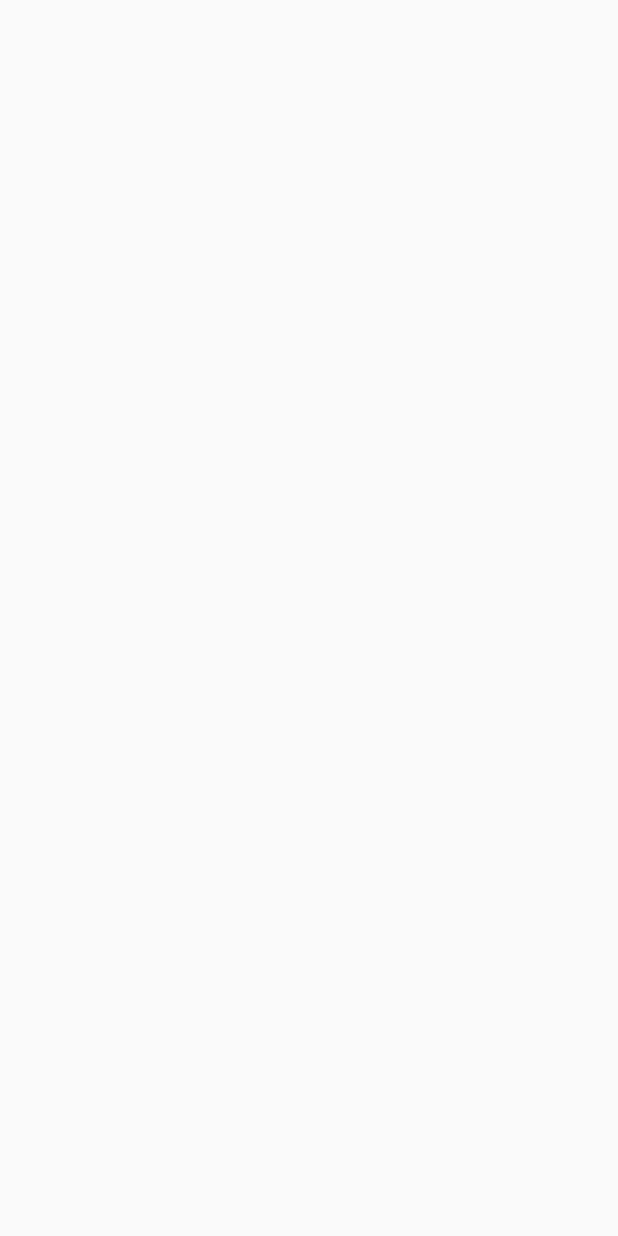
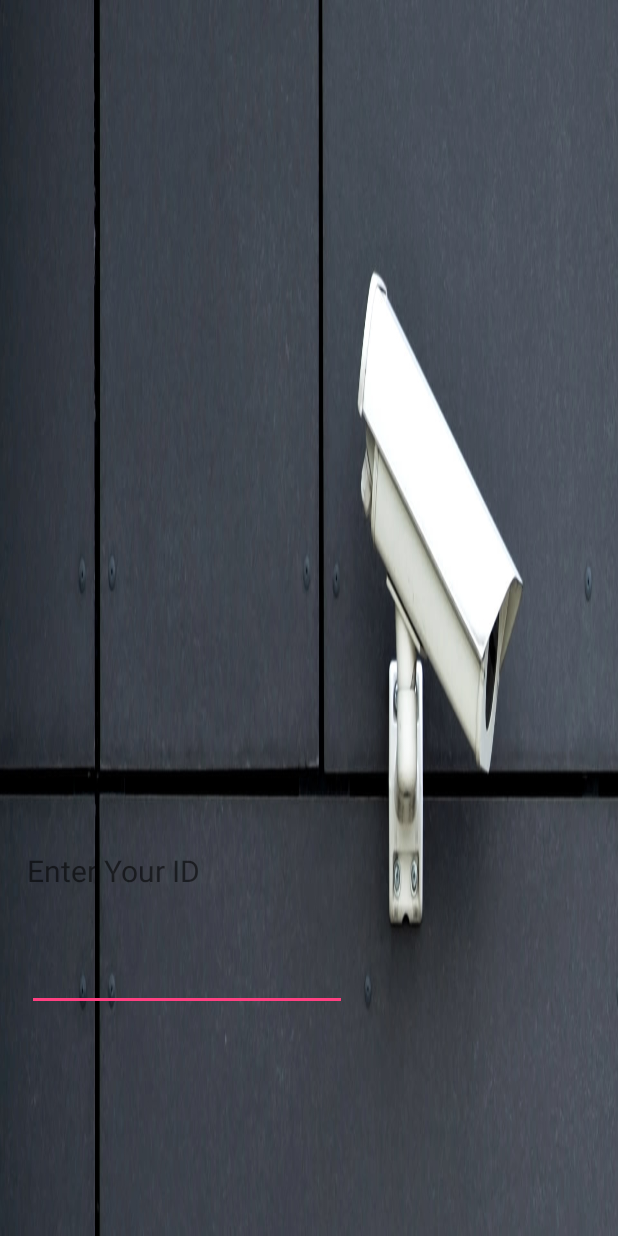
Before and after one commit to anamikagit/CardViewUI, an Android app: the LoginActivity screen opened directly, with no data from a screen before it, on a phone screen of 412 x 824 dp. Before the commit the screen is empty. Run offline under Robolectric (Android 15) with nearby library versions, the phone set to English and light mode, and no system bars.

Commit message:
adding login xml

```diff
--- a/app/src/main/java/com/example/anamika/cardviewui/ApiClient.java
+++ b/app/src/main/java/com/example/anamika/cardviewui/ApiClient.java
@@ -18,7 +18,7 @@ public class ApiClient {
 
         Retrofit retrofit = new Retrofit
                 .Builder()
-                .baseUrl("")
+//                .baseUrl("")
                 .client(okHttpClient)
                 .addConverterFactory(GsonConverterFactory.create())
                 .build();
--- a/app/src/main/java/com/example/anamika/cardviewui/LoginActivity.java
+++ b/app/src/main/java/com/example/anamika/cardviewui/LoginActivity.java
@@ -2,12 +2,18 @@ package com.example.anamika.cardviewui;
 
 import android.support.v7.app.AppCompatActivity;
 import android.os.Bundle;
+import android.widget.EditText;
+import android.widget.TextView;
 
 public class LoginActivity extends AppCompatActivity {
-
+EditText edtPwd;
+TextView textView;
     @Override
     protected void onCreate(Bundle savedInstanceState) {
         super.onCreate(savedInstanceState);
         setContentView(R.layout.activity_login);
+
+        edtPwd = findViewById(R.id.editTextPwd);
+        textView = findViewById(R.id.textViewText);
     }
 }
--- a/app/src/main/java/com/example/anamika/cardviewui/SplashActivity.java
+++ b/app/src/main/java/com/example/anamika/cardviewui/SplashActivity.java
@@ -30,8 +30,8 @@ public class SplashActivity extends AppCompatActivity {
             }
         }, SPLASH_DISPLAY_LENGTH);
     }
-    ApiInterface apiService =
-            ApiClient.getClient().create(ApiInterface.class);
+   /* ApiInterface apiService =
+            ApiClient.getClient().create(ApiInterface.class);*/
 
 
 
--- a/app/src/main/res/layout/activity_login.xml
+++ b/app/src/main/res/layout/activity_login.xml
@@ -1,9 +1,32 @@
 <?xml version="1.0" encoding="utf-8"?>
-<android.support.constraint.ConstraintLayout xmlns:android="http://schemas.android.com/apk/res/android"
+<RelativeLayout xmlns:android="http://schemas.android.com/apk/res/android"
     xmlns:app="http://schemas.android.com/apk/res-auto"
     xmlns:tools="http://schemas.android.com/tools"
     android:layout_width="match_parent"
     android:layout_height="match_parent"
-    tools:context=".LoginActivity">
+    tools:context=".LoginActivity"
+    android:background="@drawable/cctv2"
+    android:scaleType="fitCenter"
+    >
 
-</android.support.constraint.ConstraintLayout>
+    <TextView
+        android:id="@+id/textViewText"
+        android:layout_width="146dp"
+        android:layout_height="wrap_content"
+        android:layout_alignParentBottom="true"
+        android:layout_alignParentStart="true"
+        android:layout_marginBottom="230dp"
+        android:layout_marginStart="18dp"
+        android:textSize="20dp"
+        android:text="@string/login_uid" />
+
+    <EditText
+        android:id="@+id/editTextPwd"
+        android:layout_width="wrap_content"
+        android:layout_height="wrap_content"
+        android:layout_alignParentBottom="true"
+        android:layout_alignStart="@+id/textViewText"
+        android:layout_marginBottom="150dp"
+        android:ems="10"
+        android:inputType="textPassword" />
+</RelativeLayout>
--- a/app/src/main/res/values/strings.xml
+++ b/app/src/main/res/values/strings.xml
@@ -1,5 +1,6 @@
 <resources>
     <string name="app_name">CardViewUI</string>
+    <string name="login_uid">Enter Your ID</string>
     <string name="backdrop_title">LOVE MUSIC</string>
     <string name="backdrop_subtitle">This season top 20 albums</string>
     <string-array name="tv_label">
```
Also changed, not shown: app/src/main/res/drawable/cctv1.png (added), app/src/main/res/drawable/cctv2.jpg (added).
